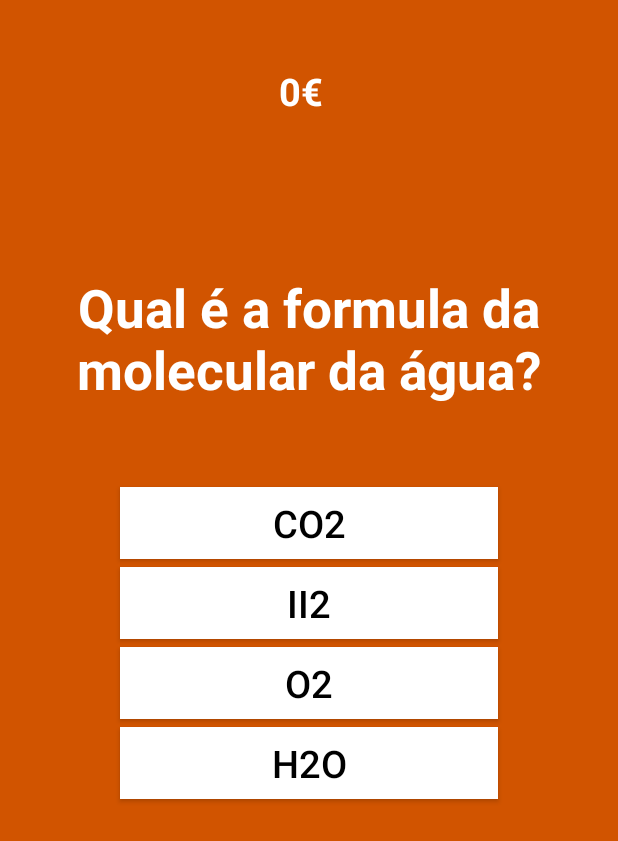
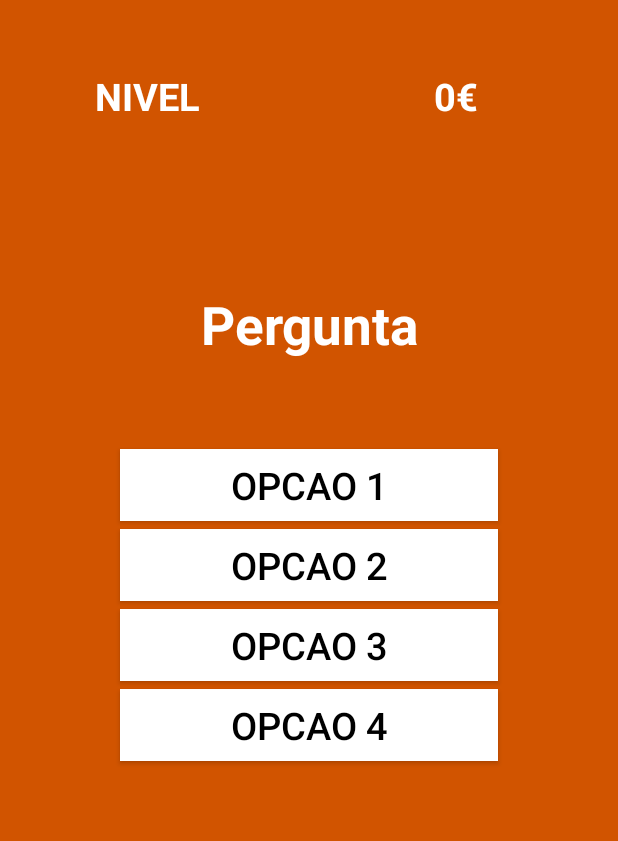
Before and after one commit to estgcmu/QuizDroidFinal, an Android app: the screen it shows after launch (QuestionActivity), on a phone screen of 412 x 824 dp. Shown: the top 841 px of the screen. Run offline under Robolectric (Android 15) with nearby library versions, the light colour scheme and no system bars.

Commit message:
Introdução do nivel na base de dados

```diff
--- a/app/src/main/java/hitesh/QuizDroidFinal/Question.java
+++ b/app/src/main/java/hitesh/QuizDroidFinal/Question.java
@@ -10,6 +10,7 @@ public class Question extends Activity {
 	private String OPTB;
 	private String OPTC;
 	private String OPTD;
+    private String ODIF;
 
 	private String ANSWER;
 
@@ -21,18 +22,18 @@ public class Question extends Activity {
 		OPTB = "";
 		OPTC = "";
 		OPTD = "";
-
+        ODIF = "";
 		ANSWER = "";
 
 	}
 
-	public Question(String qUESTION, String oPTA, String oPTB, String oPTC, String oPTD, String aNSWER) {
+	public Question(String qUESTION, String oPTA, String oPTB, String oPTC, String oPTD, String oDIF, String aNSWER) {
 		QUESTION = qUESTION;
 		OPTA = oPTA;
 		OPTB = oPTB;
 		OPTC = oPTC;
 		OPTD = oPTD;
-
+        ODIF = oDIF;
 		ANSWER = aNSWER;
 
 	}
@@ -60,6 +61,10 @@ public class Question extends Activity {
 	public String getOPTD() {
 		return OPTD;
 	}
+
+    public String getODIF() {
+        return ODIF;
+    }
 
 	public String getANSWER() {
 		return ANSWER;
@@ -89,6 +94,10 @@ public class Question extends Activity {
 		OPTD = oPTD;
 	}
 
+    public void setODIF(String oDIF) {
+        ODIF = oDIF;
+    }
+
 	public void setANSWER(String aNSWER) {
 		ANSWER = aNSWER;
 	}
--- a/app/src/main/java/hitesh/QuizDroidFinal/QuestionActivity.java
+++ b/app/src/main/java/hitesh/QuizDroidFinal/QuestionActivity.java
@@ -1,9 +1,4 @@
 package hitesh.QuizDroidFinal;
-
-/**
- * Created by H on 7/12/2015.
- */
-
 
 import java.util.List;
 
@@ -25,7 +20,7 @@ public class QuestionActivity extends Activity {
 
 
     Question currentQ;
-    TextView txtQuestion, scored;
+    TextView txtQuestion, scored, nivel;
     Button button1, button2, button3, button4 ;
 
 
@@ -51,6 +46,8 @@ public class QuestionActivity extends Activity {
 
         // the textview in which score will be displayed
         scored = (TextView) findViewById(R.id.score);
+        nivel = (TextView) findViewById(R.id.nivel);
+
 
         // the timer
         //times = (TextView) findViewById(R.id.timers);
@@ -152,6 +149,7 @@ public class QuestionActivity extends Activity {
 
         // the method which will put all things together
         txtQuestion.setText(currentQ.getQUESTION());
+        nivel.setText(currentQ.getODIF());
         button1.setText(currentQ.getOPTA());
         button2.setText(currentQ.getOPTB());
         button3.setText(currentQ.getOPTC());
--- a/app/src/main/java/hitesh/QuizDroidFinal/QuizHelper.java
+++ b/app/src/main/java/hitesh/QuizDroidFinal/QuizHelper.java
@@ -11,9 +11,9 @@ import android.database.sqlite.SQLiteOpenHelper;
 public class QuizHelper extends SQLiteOpenHelper {
 	private static final int DATABASE_VERSION = 1;
 	// Database Name
-	private static final String DATABASE_NAME = "teste";
+	private static final String DATABASE_NAME = "teste_2"; //Nome da base de dados
 	// tasks table name
-	private static final String TABLE_QUEST = "quest_teste";
+	private static final String TABLE_QUEST = "quest_teste"; // Nome da tabela
 	// tasks Table Columns names
 	private static final String KEY_ID = "qid";
 	private static final String KEY_QUES = "question";
@@ -22,6 +22,7 @@ public class QuizHelper extends SQLiteOpenHelper {
 	private static final String KEY_OPTB = "optb"; // option b
 	private static final String KEY_OPTC = "optc"; // option c
 	private static final String KEY_OPTD = "optd"; // option d
+    private static final String KEY_ODIF = "odif"; // option dificuldade
 	private SQLiteDatabase dbase;
 
 	public QuizHelper(Context context) {
@@ -34,54 +35,55 @@ public class QuizHelper extends SQLiteOpenHelper {
 		String sql = "CREATE TABLE IF NOT EXISTS " + TABLE_QUEST + " ( "
 				+ KEY_ID + " INTEGER PRIMARY KEY AUTOINCREMENT, " + KEY_QUES
 				+ " TEXT, " + KEY_ANSWER + " TEXT, " + KEY_OPTA + " TEXT, "
-				+ KEY_OPTB + " TEXT, " + KEY_OPTC + " TEXT, " + KEY_OPTD + " TEXT " +")";
+				+ KEY_OPTB + " TEXT, " + KEY_OPTC + " TEXT, " + KEY_OPTD + " TEXT, " + KEY_ODIF + " TEXT " +")";
 		db.execSQL(sql);
 		addQuestion();
 		// db.close();
 	}
 
 	private void addQuestion() {
-		Question q1 = new Question("Qual é a formula da molecular da água?", "CO2", "II2", "O2", "H2O", "CO2");
+                                 //Pergunta, Opção 1, Opção 2, Opção 3, Opção 4, Nivel de dficuldade, Opção correta
+		Question q1 = new Question("Pergunta", "Opcao 1", "Opcao 2", "Opcao 3", "Opcao 4", "NIVEL", "Opcao 1");
 		this.addQuestion(q1);
-		Question q2 = new Question("Fala-se em Cuba e pensamos no país, mas é tambem nome de uma localidade.", "No Alentejo", "No Ribatejo", "No Algarve","No Douro", "No Alentejo");
+		Question q2 = new Question("Pergunta", "Opcao 1", "Opcao 2", "Opcao 3", "Opcao 4", "NIVEL", "Opcao 1");
 		this.addQuestion(q2);
-        Question q3 = new Question("10-3 = ?", "6", "7", "8","8", "7");
+        Question q3 = new Question("Pergunta", "Opcao 1", "Opcao 2", "Opcao 3", "Opcao 4", "NIVEL", "Opcao 1");
         this.addQuestion(q3);
-        Question q4 = new Question("5+7 = ?", "12", "13", "14","8", "12");
+        Question q4 = new Question("Pergunta", "Opcao 1", "Opcao 2", "Opcao 3", "Opcao 4", "NIVEL", "Opcao 1");
         this.addQuestion(q4);
-        Question q5 = new Question("3-1 = ?", "1", "3", "2","8", "2");
+        Question q5 = new Question("Pergunta", "Opcao 1", "Opcao 2", "Opcao 3", "Opcao 4", "NIVEL", "Opcao 1");
         this.addQuestion(q5);
-        Question q6 = new Question("0+1 = ?", "1", "0", "10","8", "1");
+        Question q6 = new Question("Pergunta", "Opcao 1", "Opcao 2", "Opcao 3", "Opcao 4", "NIVEL", "Opcao 1");
         this.addQuestion(q6);
-        Question q7 = new Question("9-9 = ?", "0", "9", "1","8", "0");
+        Question q7 = new Question("9-9 = ?", "0", "9", "1","8", "0", "1");
         this.addQuestion(q7);
-        Question q8 = new Question("3+6 = ?", "8", "7", "9","8", "9");
+        Question q8 = new Question("3+6 = ?", "8", "7", "9","8", "9", "1");
         this.addQuestion(q8);
-        Question q9 = new Question("1+5 = ?", "6", "7", "5","8", "6");
+        Question q9 = new Question("1+5 = ?", "6", "7", "5","8", "6", "1");
         this.addQuestion(q9);
-        Question q10 = new Question("7-5 = ?", "3", "2", "6","8", "2");
+        Question q10 = new Question("7-5 = ?", "3", "2", "6","8", "2", "1");
         this.addQuestion(q10);
-        Question q11 = new Question("7-2 = ?", "7", "6", "5","8", "5");
+        Question q11 = new Question("7-2 = ?", "7", "6", "5","8", "5", "1");
         this.addQuestion(q11);
-        Question q12 = new Question("3+5 = ?", "8", "7", "5","8", "8");
+        Question q12 = new Question("3+5 = ?", "8", "7", "5","8", "8", "1");
         this.addQuestion(q12);
-        Question q13 = new Question("0+6 = ?", "7", "6", "5","8", "6");
+        Question q13 = new Question("0+6 = ?", "7", "6", "5","8", "6", "1");
         this.addQuestion(q13);
-        Question q14 = new Question("12-10 = ?", "1", "2", "3","8", "2");
+        Question q14 = new Question("12-10 = ?", "1", "2", "3","8", "2", "1");
         this.addQuestion(q14);
-        Question q15 = new Question("12+2 = ?", "14", "15", "16","8", "14");
+        Question q15 = new Question("12+2 = ?", "14", "15", "16","8", "14", "1");
         this.addQuestion(q15);
-        Question q16 = new Question("2-1 = ?", "2", "1", "0","8", "1");
+        Question q16 = new Question("2-1 = ?", "2", "1", "0","8", "1", "1");
         this.addQuestion(q16);
-        Question q17 = new Question("6-6 = ?", "6", "12", "0","8", "0");
+        Question q17 = new Question("6-6 = ?", "6", "12", "0","8", "0", "1");
         this.addQuestion(q17);
-        Question q18 = new Question("5-1 = ?", "4", "3", "2","8", "4");
+        Question q18 = new Question("5-1 = ?", "4", "3", "2","8", "4", "1");
         this.addQuestion(q18);
-        Question q19 = new Question("4+2 = ?", "6", "7", "5","8", "6");
+        Question q19 = new Question("4+2 = ?", "6", "7", "5","8", "6", "1");
         this.addQuestion(q19);
-        Question q20 = new Question("5+1 = ?", "6", "7", "5","8", "6");
+        Question q20 = new Question("5+1 = ?", "6", "7", "5","8", "6", "1");
         this.addQuestion(q20);
-        Question q21 = new Question("5-4 = ?", "5", "4", "1","8", "1");
+        Question q21 = new Question("5-4 = ?", "5", "4", "1","8", "1", "1");
         this.addQuestion(q21);
 		// END
 	}
@@ -104,6 +106,7 @@ public class QuizHelper extends SQLiteOpenHelper {
 		values.put(KEY_OPTB, quest.getOPTB());
 		values.put(KEY_OPTC, quest.getOPTC());
         values.put(KEY_OPTD, quest.getOPTD());
+        values.put(KEY_ODIF, quest.getODIF());
 
 		// Inserting Row
 		dbase.insert(TABLE_QUEST, null, values);
@@ -125,6 +128,7 @@ public class QuizHelper extends SQLiteOpenHelper {
             quest.setOPTB(cursor.getString(4));
             quest.setOPTC(cursor.getString(5));
             quest.setOPTD(cursor.getString(6));
+            quest.setODIF(cursor.getString(7));
 
 
             quesList.add(quest);
--- a/app/src/main/res/layout/activity_main.xml
+++ b/app/src/main/res/layout/activity_main.xml
@@ -30,7 +30,19 @@
                 android:layout_height="wrap_content"
                 android:layout_weight="1"
                 android:orientation="horizontal" >
-
+                <TextView
+                    android:id="@+id/nivel"
+                    android:layout_width="match_parent"
+                    android:layout_height="wrap_content"
+                    android:layout_centerHorizontal="true"
+                    android:layout_gravity="center"
+                    android:layout_marginRight="10dp"
+                    android:layout_weight="1"
+                    android:gravity="center"
+                    android:text="Nivel"
+                    android:textColor="#ffffff"
+                    android:textSize="25.0sp"
+                    android:textStyle="bold" />
                 <TextView
                     android:id="@+id/score"
                     android:layout_width="match_parent"
@@ -46,6 +58,7 @@
                     android:textStyle="bold" />
 
             </LinearLayout>
+
         </LinearLayout>
 
         <LinearLayout
```
Also changed, not shown: 95 other files.
